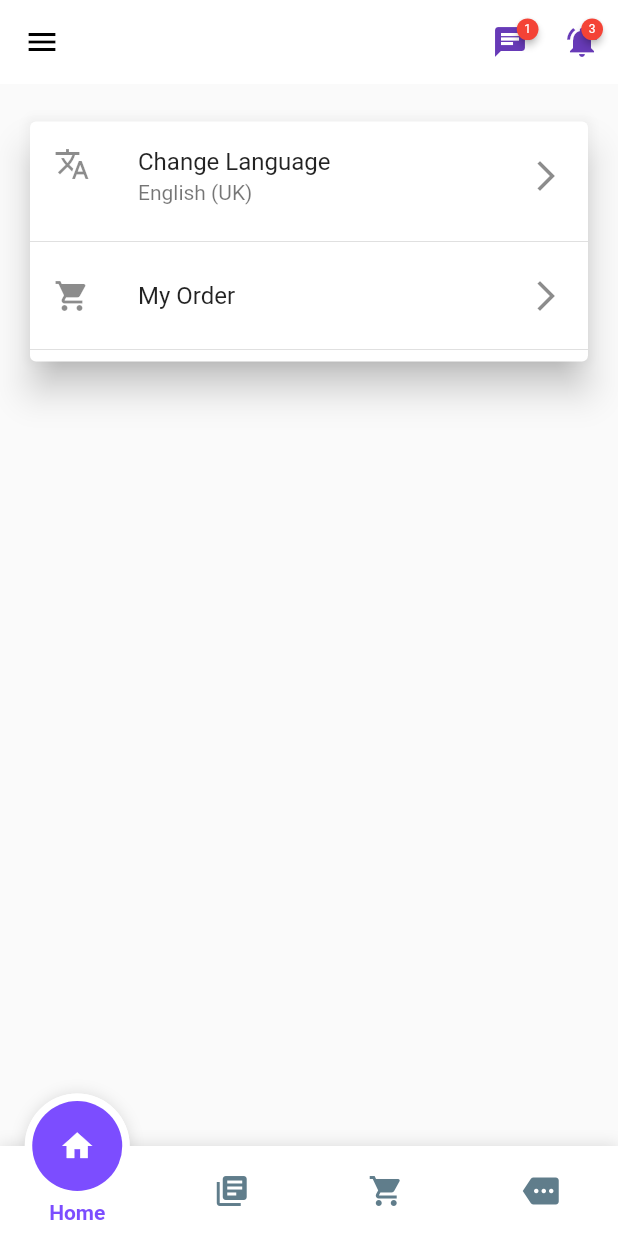
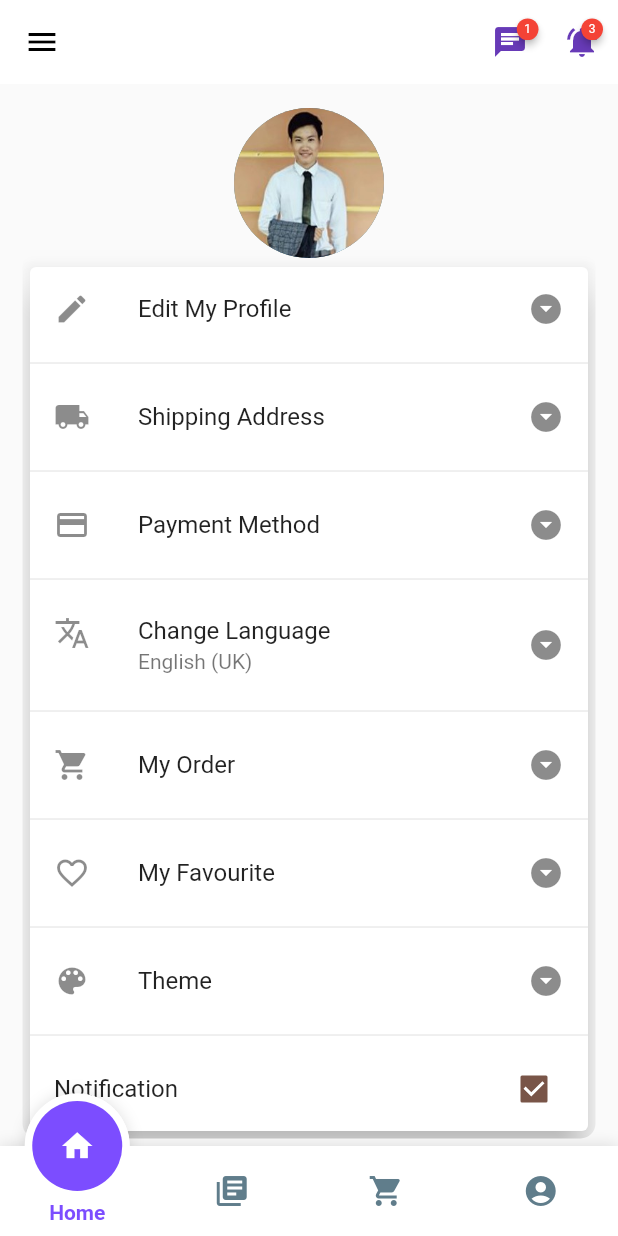
Before and after one commit to dev-mgkaung/programming_ebook, a Flutter app: the screen it shows after launch, swiped to page 4, on a phone screen of 412 x 824 dp. Run offline on Flutter 3.47's test engine with Material 2 defaults, Android fonts, the light colour scheme and no system bars; drawn by our look-alikes of badges, fancy_bottom_navigation; our stand-ins replace cached_network_image, easy_localization, equatable, flutter_spinkit, flutter_swiper, fluttertoast and 1 more; missing offline and left inert: flutter_mdetect, flutter_page_indicator, rabbit_converter; network calls fail.

Commit message:
change profile menu

```diff
--- a/lib/screens/order/order_list.dart
+++ b/lib/screens/order/order_list.dart
@@ -1,4 +1,5 @@
 import 'package:flutter/material.dart';
+import 'package:programmingebook/routes.dart';
 import 'package:programmingebook/screens/order/local_widgets/order_home_tab_bar.dart';
 
 class MyOrder extends StatefulWidget {
@@ -14,7 +15,7 @@ class _MyOrderState extends State<MyOrder> {
         appBar: AppBar(
           elevation: 0,
           backgroundColor: Colors.deepOrangeAccent,
-          leading: IconButton(icon: Icon(Icons.arrow_back_ios,color: Colors.white),onPressed: (){},),
+          leading: IconButton(icon: Icon(Icons.arrow_back_ios,color: Colors.white),onPressed: (){PageRouter.goToBackScreen(context);},),
           title: Text("My Order",style: TextStyle(color: Colors.white,fontSize: 15,fontWeight: FontWeight.w600),),
           actions: <Widget>[
             IconButton(icon: Icon(Icons.shopping_cart,color: Colors.deepPurple),onPressed: (){},)
--- a/lib/screens/page/main_page.dart
+++ b/lib/screens/page/main_page.dart
@@ -116,7 +116,7 @@ class _MainScreenState extends State<MainScreen> {
                   .currentState as FancyBottomNavigationState;
               fState.setPage(3);
             }),
-            TabData(iconData: Icons.more, title: "More", onclick: () {
+            TabData(iconData: Icons.account_circle, title: "Profile", onclick: () {
               final FancyBottomNavigationState fState = _globalKey
                   .currentState as FancyBottomNavigationState;
               fState.setPage(4);
--- a/lib/screens/settings/settings_screen.dart
+++ b/lib/screens/settings/settings_screen.dart
@@ -1,3 +1,4 @@
+import 'package:flutter/cupertino.dart';
 import 'package:flutter/material.dart';
 import 'package:easy_localization/easy_localization.dart';
 import 'package:programmingebook/routes.dart';
@@ -11,14 +12,30 @@ class SettingScreen extends StatefulWidget {
 class _SettingScreenState extends State<SettingScreen> {
   @override
   Widget build(BuildContext context) {
-    return Center(
+    return SingleChildScrollView(
       child: Container(
-        margin: const EdgeInsets.only(left: 15,top: 20,right: 15),
-        decoration: BoxDecoration(
-            borderRadius: BorderRadius.circular(50)
-        ),
+        margin: const EdgeInsets.all(15),
+        child: ClipRRect(
+          borderRadius: BorderRadius.circular(10),
           child: Column(
             children: <Widget>[
+              Padding(
+                padding :const EdgeInsets.all(1),
+                child: Container(
+                  width: 100,
+                  height: 100,
+                  child: Center(
+                    child: CircleAvatar(
+                      radius: 55,
+                      backgroundColor: Color(0xffFDCF09),
+                      child: CircleAvatar(
+                        radius: 50,
+                        backgroundImage: AssetImage('assets/images/mgkaung.jpg'),
+                      ),
+                    )
+                  ),
+                ),
+              ),
               Card(
                 elevation: 10,
                 margin: const EdgeInsets.all(5),
@@ -27,11 +44,35 @@ class _SettingScreenState extends State<SettingScreen> {
                 Column(
                   children: <Widget>[
                     ListTile(
+                      onTap: (){},
+                      leading: const Icon(Icons.edit),
+                      title: Text("Edit My Profile"),
+                      // subtitle: Text('subtitle'.tr().toString()),
+                      trailing: const Icon(Icons.arrow_drop_down_circle),
+                    ),
+                    Divider(),
+                    ListTile(
+                      onTap: (){},
+                      leading: const Icon(Icons.local_shipping),
+                      title: Text("Shipping Address"),
+                      // subtitle: Text('subtitle'.tr().toString()),
+                      trailing: const Icon(Icons.arrow_drop_down_circle),
+                    ),
+                    Divider(),
+                    ListTile(
+                      onTap: (){},
+                      leading: const Icon(Icons.payment),
+                      title: Text("Payment Method"),
+                      // subtitle: Text('subtitle'.tr().toString()),
+                      trailing: const Icon(Icons.arrow_drop_down_circle),
+                    ),
+                    Divider(),
+                    ListTile(
                       onTap: (){Utils.handleClickMe(context);},
                       leading: const Icon(Icons.translate),
                       title: Text('language'.tr().toString()),
                       subtitle: Text('subtitle'.tr().toString()),
-                    trailing: const Icon(Icons.arrow_forward_ios),
+                      trailing: const Icon(Icons.arrow_drop_down_circle),
                     ),
                     Divider(),
                     ListTile(
@@ -41,15 +82,42 @@ class _SettingScreenState extends State<SettingScreen> {
                       leading: const Icon(Icons.shopping_cart),
                       title: Text('My Order'.tr().toString()),
                      // subtitle: Text('subtitle'.tr().toString()),
-                    trailing: const Icon(Icons.arrow_forward_ios),
+                      trailing: const Icon(Icons.arrow_drop_down_circle),
                     ),
                     Divider(),
+                    ListTile(
+                      onTap: (){},
+                      leading: const Icon(Icons.favorite_border),
+                      title: Text("My Favourite"),
+                      // subtitle: Text('subtitle'.tr().toString()),
+                      trailing: const Icon(Icons.arrow_drop_down_circle),
+                    ),
+                    Divider(),
+                    ListTile(
+                      onTap: (){},
+                      leading: const Icon(Icons.color_lens),
+                      title: Text("Theme"),
+                      // subtitle: Text('subtitle'.tr().toString()),
+                      trailing: const Icon(Icons.arrow_drop_down_circle),
+                    ),
+                    Divider(),
+                    CheckboxListTile(
+                      value: true,
+                      onChanged: (bool value) {
+                        setState(() {
+                        });
+                      },
+                      title: Text("Notification"),
+                      // subtitle: Text('subtitle'.tr().toString()),
+                    ),
+                    SizedBox()
                   ],
                 ),
               )
             ],
           ),
         ),
+      ),
     );
   }
 }
```
Lines whose indentation alone changed are shown as unchanged.
